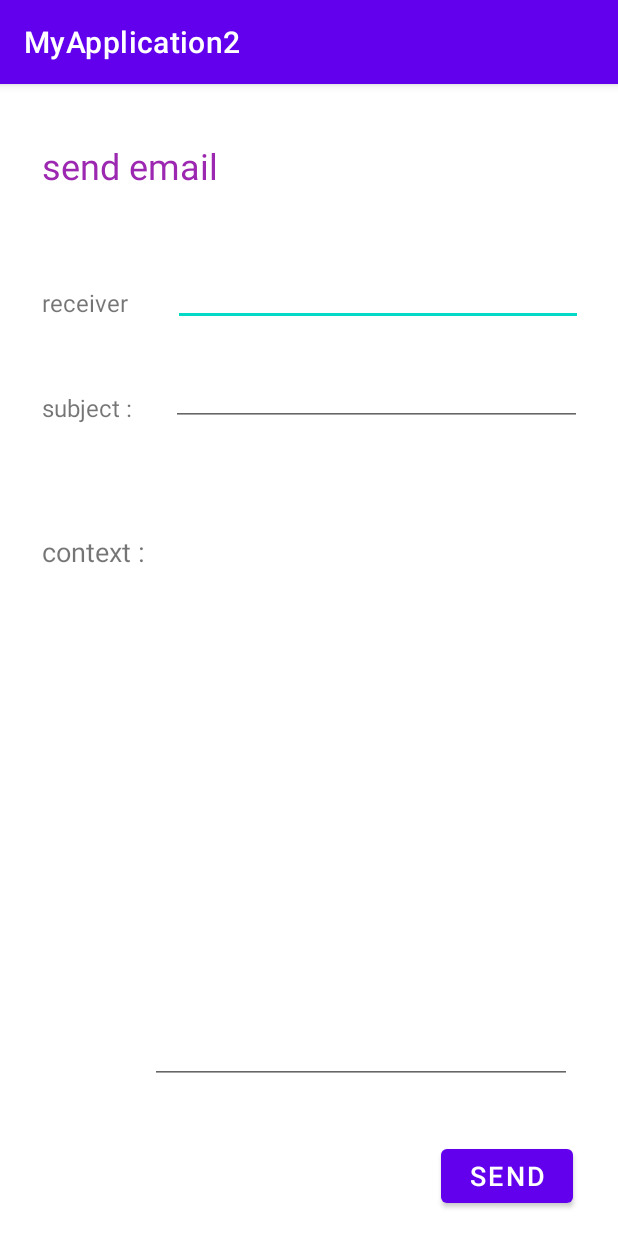
After one commit to amirsadraabdollahi/android-mil, an Android app: the EmailView screen opened directly, with no data from a screen before it, on a phone screen of 412 x 824 dp. The commit adds this screen. Run offline under Robolectric (Android 15) with nearby library versions, the phone set to English and light mode, and no system bars.

Commit message:
complete sending email

```diff
--- a/app/src/main/AndroidManifest.xml
+++ b/app/src/main/AndroidManifest.xml
@@ -9,6 +9,7 @@
         android:roundIcon="@mipmap/ic_launcher_round"
         android:supportsRtl="true"
         android:theme="@style/Theme.MyApplication2">
+        <activity android:name=".view.EmailView"></activity>
         <activity android:name=".view.MainActivity">
             <intent-filter>
                 <action android:name="android.intent.action.MAIN" />
--- /dev/null
+++ b/app/src/main/java/com/myapplication2/view/EmailView.java
@@ -0,0 +1,44 @@
+package com.myapplication2.view;
+
+import androidx.appcompat.app.AppCompatActivity;
+
+import android.os.Bundle;
+import android.view.View;
+import android.widget.EditText;
+import android.widget.Toast;
+
+import com.myapplication2.R;
+import com.myapplication2.controller.Processor;
+
+public class EmailView extends AppCompatActivity {
+    private Processor processor;
+
+    @Override
+    protected void onCreate(Bundle savedInstanceState) {
+        super.onCreate(savedInstanceState);
+        setContentView(R.layout.activity_email);
+        this.processor = Processor.getProcessor();
+    }
+
+    public void sendEmail(View view) {
+        EditText emailAddress = view.findViewById(R.id.receiverEmail);
+        EditText emailSubject = view.findViewById(R.id.subject);
+        EditText emailContext = view.findViewById(R.id.context);
+        String emailAddressText = String.valueOf(emailAddress.getText());
+        if (emailAddressText.isEmpty()) {
+            Toast.makeText(this, "please fill receiver email", Toast.LENGTH_LONG).show();
+            return;
+        }
+        String emailSubjectText = String.valueOf(emailSubject.getText());
+        if (emailSubjectText.isEmpty()) {
+            Toast.makeText(this, "please fill email subject", Toast.LENGTH_LONG).show();
+            return;
+        }
+        String emailContextText = String.valueOf(emailContext.getText());
+        Toast.makeText(this, processor.sendEmail(emailAddressText, emailSubjectText, emailContextText), Toast.LENGTH_LONG).show();
+        emailAddress.getText().clear();
+        emailSubject.getText().clear();
+        emailContext.getText().clear();
+
+    }
+}
--- a/app/src/main/java/com/myapplication2/view/MainActivity.java
+++ b/app/src/main/java/com/myapplication2/view/MainActivity.java
@@ -2,6 +2,7 @@ package com.myapplication2.view;
 
 import androidx.appcompat.app.AppCompatActivity;
 
+import android.content.Intent;
 import android.os.Bundle;
 import android.view.View;
 import android.widget.EditText;
@@ -23,9 +24,11 @@ public class MainActivity extends AppCompatActivity {
         String password = String.valueOf(passwordEditText.getText());
         //Todo : go to send email
 
+
     }
 
     public void signUp(View view) {
-
+        Intent intent = new Intent(this, SignUp.class);
+        startActivity(intent);
     }
 }
--- /dev/null
+++ b/app/src/main/res/layout/activity_email.xml
@@ -0,0 +1,101 @@
+<?xml version="1.0" encoding="utf-8"?>
+<androidx.constraintlayout.widget.ConstraintLayout xmlns:android="http://schemas.android.com/apk/res/android"
+    xmlns:app="http://schemas.android.com/apk/res-auto"
+    xmlns:tools="http://schemas.android.com/tools"
+    android:layout_width="match_parent"
+    android:layout_height="match_parent"
+    tools:context=".view.EmailView">
+
+    <TextView
+        android:id="@+id/textView"
+        android:layout_width="wrap_content"
+        android:layout_height="wrap_content"
+        android:layout_marginStart="28dp"
+        android:layout_marginTop="38dp"
+        android:text="@string/send_email"
+        android:textColor="#9C27B0"
+        android:textSize="24sp"
+        app:layout_constraintStart_toStartOf="parent"
+        app:layout_constraintTop_toTopOf="parent" />
+
+    <EditText
+        android:id="@+id/receiverEmail"
+        android:layout_width="273dp"
+        android:layout_height="41dp"
+        android:layout_marginStart="23dp"
+        android:layout_marginTop="120dp"
+        android:layout_marginEnd="23dp"
+        android:ems="10"
+        android:inputType="textEmailAddress"
+        app:layout_constraintEnd_toEndOf="parent"
+        app:layout_constraintStart_toEndOf="@+id/textView2"
+        app:layout_constraintTop_toTopOf="parent" />
+
+    <TextView
+        android:id="@+id/textView2"
+        android:layout_width="64dp"
+        android:layout_height="26dp"
+        android:layout_marginStart="28dp"
+        android:layout_marginTop="64dp"
+        android:text="@string/receiver"
+        android:textSize="16dp"
+        app:layout_constraintStart_toStartOf="parent"
+        app:layout_constraintTop_toBottomOf="@+id/textView" />
+
+    <TextView
+        android:id="@+id/textView3"
+        android:layout_width="wrap_content"
+        android:layout_height="wrap_content"
+        android:layout_marginStart="28dp"
+        android:layout_marginTop="44dp"
+        android:text="@string/subject"
+        android:textSize="16dp"
+        app:layout_constraintStart_toStartOf="parent"
+        app:layout_constraintTop_toBottomOf="@+id/textView2" />
+
+    <EditText
+        android:id="@+id/subject"
+        android:layout_width="274dp"
+        android:layout_height="43dp"
+        android:layout_marginStart="26dp"
+        android:layout_marginTop="23dp"
+        android:ems="10"
+        android:inputType="textEmailSubject"
+        app:layout_constraintStart_toEndOf="@+id/textView3"
+        app:layout_constraintTop_toBottomOf="@+id/receiverEmail" />
+
+    <TextView
+        android:id="@+id/textView4"
+        android:layout_width="wrap_content"
+        android:layout_height="wrap_content"
+        android:layout_marginStart="28dp"
+        android:layout_marginBottom="444dp"
+        android:text="@string/context"
+        android:textSize="18sp"
+        app:layout_constraintBottom_toBottomOf="parent"
+        app:layout_constraintStart_toStartOf="parent" />
+
+    <EditText
+        android:id="@+id/context"
+        android:layout_width="281dp"
+        android:layout_height="320dp"
+        android:layout_marginStart="100dp"
+        android:layout_marginBottom="101dp"
+        android:ems="10"
+        android:gravity="start|top"
+        android:inputType="textMultiLine"
+        app:layout_constraintBottom_toBottomOf="parent"
+        app:layout_constraintStart_toStartOf="parent" />
+
+    <Button
+        android:id="@+id/sendButton"
+        android:layout_width="wrap_content"
+        android:layout_height="wrap_content"
+        android:layout_marginTop="37dp"
+        android:layout_marginEnd="30dp"
+        android:text="@string/send"
+        android:textSize="18sp"
+        app:layout_constraintEnd_toEndOf="parent"
+        app:layout_constraintTop_toBottomOf="@+id/context"
+        android:onClick="sendEmail"/>
+</androidx.constraintlayout.widget.ConstraintLayout>
--- a/app/src/main/res/values/strings.xml
+++ b/app/src/main/res/values/strings.xml
@@ -6,4 +6,9 @@
     <string name="signUp">signUp</string>
     <string name="phone_number">phone number :</string>
     <string name="email">email :</string>
+    <string name="send_email">send email</string>
+    <string name="receiver">receiver :</string>
+    <string name="subject">subject :</string>
+    <string name="context">context :</string>
+    <string name="send">send</string>
 </resources>
```
Also changed, not shown: app/src/main/java/com/myapplication2/controller/Processor.java (added, +49 -0 lines), app/src/main/java/com/myapplication2/model/Email.java (added, +23 -0 lines), app/src/main/java/com/myapplication2/model/User.java (+29 -24 lines), app/src/main/java/com/myapplication2/view/SignUp.java (+8 -0 lines).
